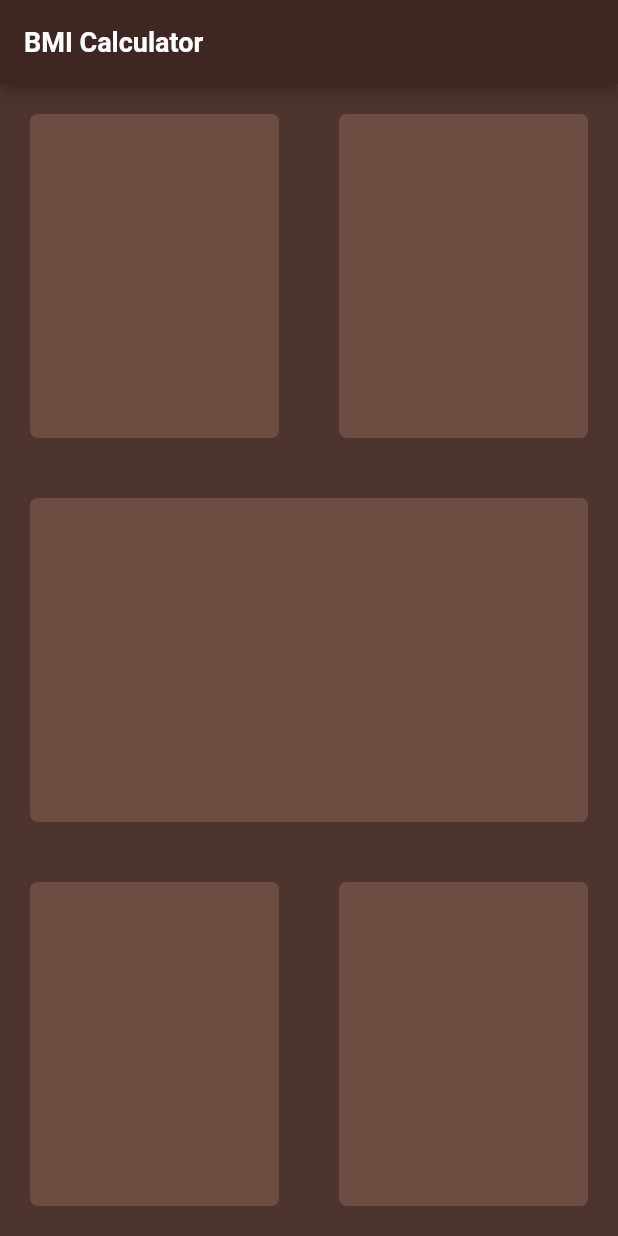
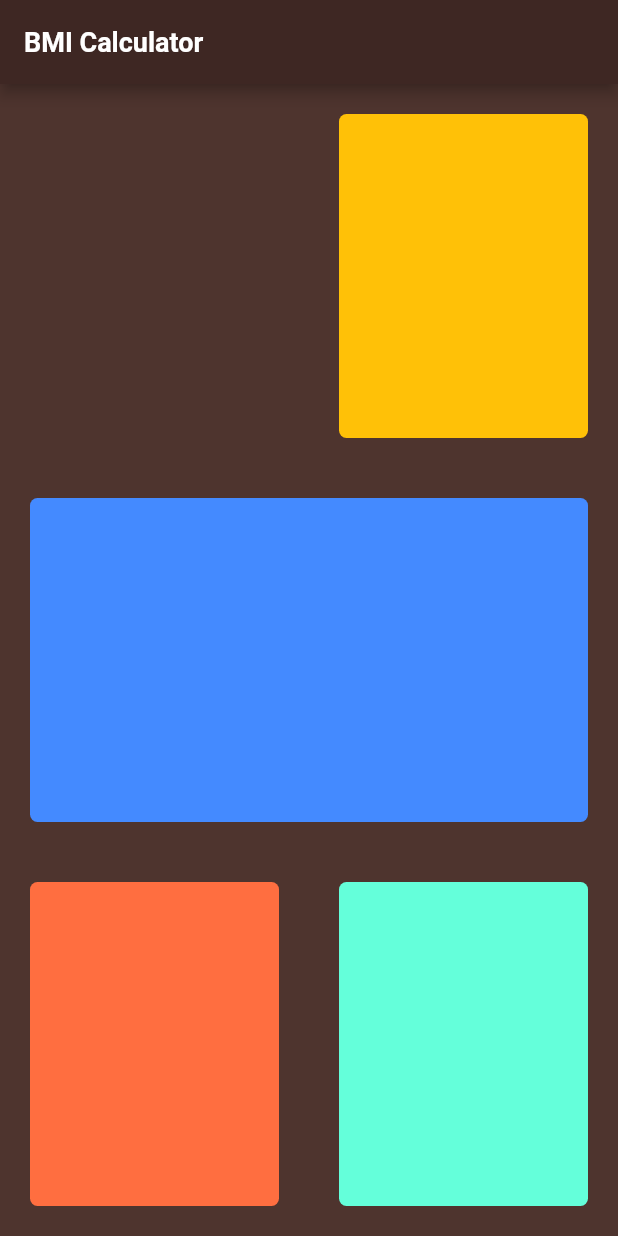
Before and after one commit to cyruskigo30/bmi_calculator, a Flutter app: the screen it shows after launch, on a phone screen of 412 x 824 dp. Run offline on Flutter 3.47's test engine with Material 2 defaults, Android fonts, the phone set to English and light mode, and no system bars; our stand-ins replace line_icons.

Commit message:
Add class with colors property

```diff
--- a/lib/input_page.dart
+++ b/lib/input_page.dart
@@ -28,27 +28,37 @@ class _InputPageState extends State<InputPage> {
         children: [
           Expanded(
             child: Row(
-              children: const [
+              children: [
                 Expanded(
-                  child: ReusableCard(),
+                  child: ReusableCard(
+                    colors: Color(0xfff),
+                  ),
                 ),
                 Expanded(
-                  child: ReusableCard(),
+                  child: ReusableCard(
+                    colors: Colors.amber,
+                  ),
                 ),
               ],
             ),
           ),
-          const Expanded(
-            child: ReusableCard(),
+          Expanded(
+            child: ReusableCard(
+              colors: Colors.blueAccent,
+            ),
           ),
           Expanded(
             child: Row(
-              children: const [
+              children: [
                 Expanded(
-                  child: ReusableCard(),
+                  child: ReusableCard(
+                    colors: Colors.deepOrangeAccent,
+                  ),
                 ),
                 Expanded(
-                  child: ReusableCard(),
+                  child: ReusableCard(
+                    colors: Colors.tealAccent,
+                  ),
                 ),
               ],
             ),
@@ -60,16 +70,16 @@ class _InputPageState extends State<InputPage> {
 }
 
 class ReusableCard extends StatelessWidget {
-  const ReusableCard({
-    Key? key,
-  }) : super(key: key);
-
+  // create a constructor
+  ReusableCard({Key? key, required this.colors}) : super(key: key);
+  // class property color
+  Color colors;
   @override
   Widget build(BuildContext context) {
     return Container(
       margin: const EdgeInsets.all(20),
       decoration: BoxDecoration(
-        color: Colors.brown[600],
+        color: colors,
         borderRadius: BorderRadius.circular(5),
       ),
     );
```
